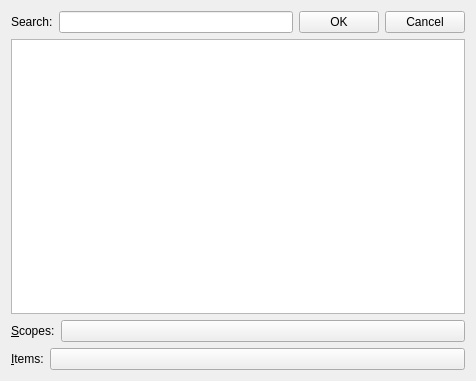
First picture: the form in plugins/quickopen/quickopen.ui, repository KDE/kdevelop, before the edit.
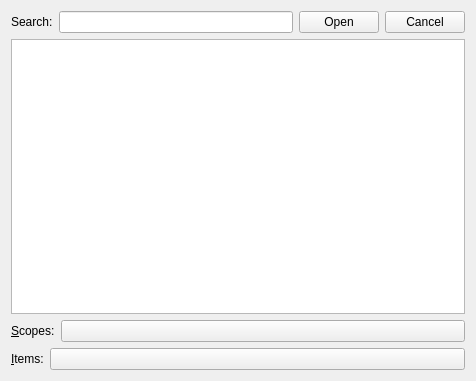
Second picture: the form after the edit. Custom widgets are drawn as their Qt base class.

Commit message: Use "Open" instead of "Ok", is clearer what happens when clicking the button

```diff
--- a/plugins/quickopen/quickopen.ui
+++ b/plugins/quickopen/quickopen.ui
@@ -29,7 +29,7 @@
      <item>
       <widget class="QPushButton" name="okButton">
        <property name="text">
-        <string>OK</string>
+        <string>Open</string>
        </property>
       </widget>
      </item>
```
